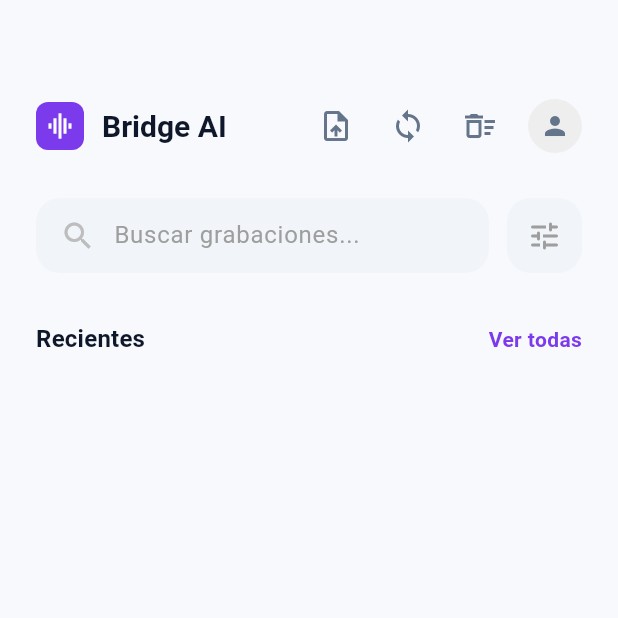
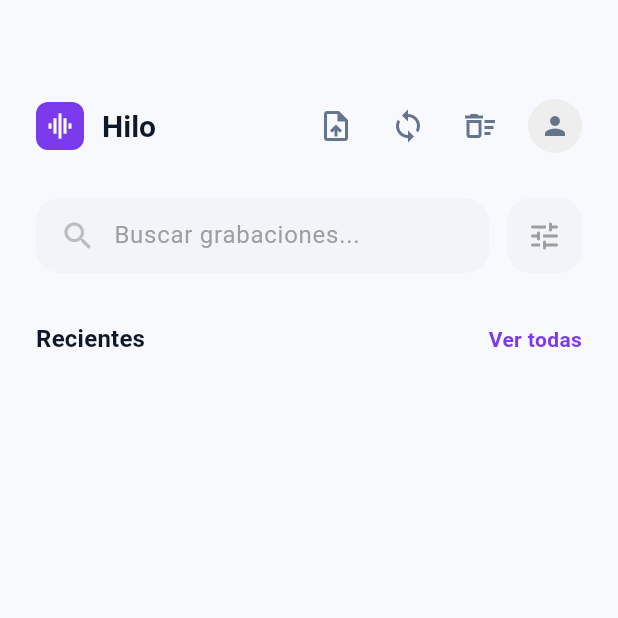
Before and after one commit to NakaPlz/Test_grabadora, a Flutter app: the HomePage screen opened directly, on a phone screen of 412 x 824 dp, the top half of it. Run offline on Flutter 3.47's test engine with Material 3 defaults, Android fonts, the light colour scheme and no system bars; our stand-ins replace audioplayers, file_picker, flutter_secure_storage, permission_handler, shared_preferences, webview_flutter; missing offline and left inert: record, webview_windows; accounts and stored records are empty; network calls fail.

Commit message:
chore: Rename application to Hilo

```diff
--- a/frontend/lib/core/theme/app_theme.dart
+++ b/frontend/lib/core/theme/app_theme.dart
@@ -2,18 +2,18 @@ import 'package:flutter/material.dart';
 
 class AppTheme {
   // Light Mode Colors
-  static const Color lightPrimary = Color(0xFF7C3AED); // Bridge AI Purple (Using same as dark for consistency or keep deep purple) - Let's use Bridge AI Purple: 7C3AED
-  static const Color lightBackground = Color(0xFFF8F9FC); // Bridge AI Light BG
+  static const Color lightPrimary = Color(0xFF7C3AED); // Hilo Purple
+  static const Color lightBackground = Color(0xFFF8F9FC); // Hilo Light BG
   static const Color lightSurface = Color(0xFFFFFFFF); // White
   static const Color lightTextPrimary = Color(0xFF0F172A); // Slate 900
   static const Color lightTextSecondary = Color(0xFF64748B); // Slate 500
   static const Color lightBorder = Color(0xFFE2E8F0); // Slate 200
 
   // Dark Mode Colors
-  static const Color darkPrimary = Color(0xFF7C3AED); // Bridge AI Purple
-  static const Color darkBackground = Color(0xFF0F111A); // Bridge AI Dark BG
+  static const Color darkPrimary = Color(0xFF7C3AED); // Hilo Purple
+  static const Color darkBackground = Color(0xFF0F111A); // Hilo Dark BG
   static const Color darkSurface = Color(0xFF1E293B); // Slate 800 (Lighter than BG)
-  static const Color darkSidebar = Color(0xFF1A1F35); // Bridge AI Sidebar Dark
+  static const Color darkSidebar = Color(0xFF1A1F35); // Hilo Sidebar Dark
   static const Color darkTextPrimary = Color(0xFFF8FAFC); // Slate 50
   static const Color darkTextSecondary = Color(0xFF94A3B8); // Slate 400
   static const Color darkBorder = Color(0xFF334155); // Slate 700
--- a/frontend/lib/features/home/presentation/pages/mobile_home_layout.dart
+++ b/frontend/lib/features/home/presentation/pages/mobile_home_layout.dart
@@ -146,14 +146,14 @@ class _MobileHomeLayoutState extends State<MobileHomeLayout> {
                                      Container(
                                        width: 32, height: 32,
                                        decoration: BoxDecoration(
-                                         color: const Color(0xFF7C3AED), // Force Bridge AI Purple
+                                         color: const Color(0xFF7C3AED), // Force Hilo Purple
                                          borderRadius: BorderRadius.circular(8),
                                        ),
                                        child: const Icon(Icons.graphic_eq, color: Colors.white, size: 20),
                                      ),
                                      const SizedBox(width: 12),
                                      Text(
-                                       "Bridge AI",
+                                       "Hilo",
                                        style: Theme.of(context).textTheme.titleLarge?.copyWith(
                                          fontSize: 20,
                                          fontWeight: FontWeight.bold,
--- a/frontend/lib/features/home/presentation/widgets/app_sidebar.dart
+++ b/frontend/lib/features/home/presentation/widgets/app_sidebar.dart
@@ -45,7 +45,7 @@ class AppSidebar extends StatelessWidget {
                 ),
                 const SizedBox(width: 12),
                 Text(
-                  "Bridge AI",
+                  "Hilo",
                   style: theme.textTheme.titleLarge?.copyWith(
                     fontWeight: FontWeight.bold,
                   ),
--- a/frontend/lib/main.dart
+++ b/frontend/lib/main.dart
@@ -23,7 +23,7 @@ class MyApp extends StatelessWidget {
       animation: settingsService,
       builder: (context, child) {
         return MaterialApp(
-          title: 'AI Recorder Bridge',
+          title: 'Hilo',
           debugShowCheckedModeBanner: false,
           theme: AppTheme.lightTheme,
           darkTheme: AppTheme.darkTheme,
```
Also changed, not shown: 3 other files.
